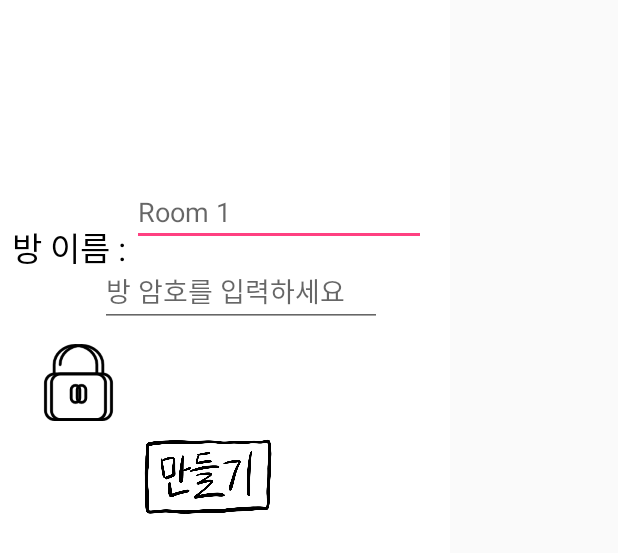
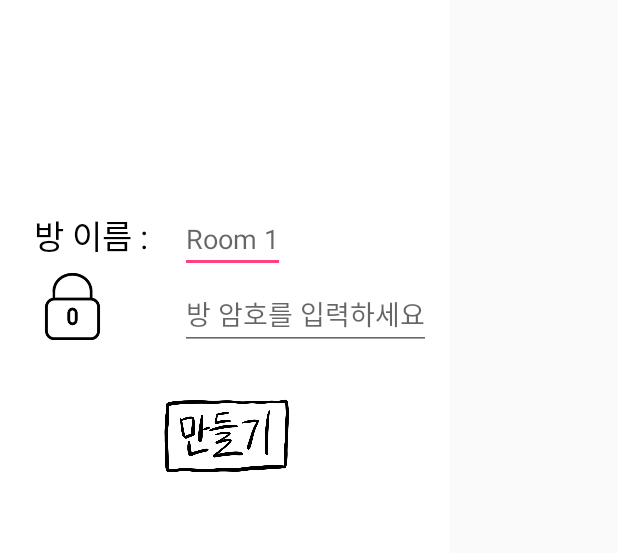
Before and after one commit to rlaeogma12/Online-Eye-Fight-Hanium2018, an Android app: the layout activity_make_new_room.xml on its own in the app's theme, with its tools: preview values and no code run, on a phone screen of 412 x 824 dp. Shown: the top 553 px of the screen. Run offline under Robolectric (Android 15) with nearby library versions, the phone set to English and light mode, and no system bars.

Commit message:
change makeroom layout

```diff
--- a/app/src/main/res/layout/activity_make_new_room.xml
+++ b/app/src/main/res/layout/activity_make_new_room.xml
@@ -3,121 +3,119 @@
     xmlns:app="http://schemas.android.com/apk/res-auto"
     xmlns:tools="http://schemas.android.com/tools"
     android:layout_width="300dp"
-    android:layout_height="wrap_content"
+    android:layout_height="500dp"
     android:background="@color/white"
     tools:context=".MakeNewRoom">
 
-    <EditText
-        android:id="@+id/roomname"
-        android:layout_width="196dp"
+    <android.support.constraint.Guideline
+        android:id="@+id/guideline"
+        android:layout_width="1dp"
         android:layout_height="wrap_content"
-        android:layout_marginTop="8dp"
-        android:layout_marginEnd="16dp"
-        android:layout_marginRight="16dp"
-        android:layout_marginBottom="8dp"
-        android:ems="10"
-        android:hint="@string/room_name_hint"
-        android:inputType="textPersonName"
-        app:layout_constraintBottom_toBottomOf="parent"
-        app:layout_constraintEnd_toEndOf="parent"
-        app:layout_constraintTop_toTopOf="parent"
-        app:layout_constraintVertical_bias="0.23" />
+        android:orientation="vertical"
+
+        app:layout_constraintGuide_percent="0.4" />
 
     <TextView
         android:id="@+id/textview_roomname"
         android:layout_width="wrap_content"
-        android:layout_height="35dp"
-        android:layout_marginStart="8dp"
-        android:layout_marginLeft="8dp"
-        android:layout_marginTop="148dp"
-        android:layout_marginEnd="8dp"
-        android:layout_marginRight="8dp"
+        android:layout_height="wrap_content"
         android:text="@string/room_name"
         android:textAppearance="@style/TextAppearance.AppCompat.Large"
         android:textColor="#000000"
-        app:layout_constraintEnd_toStartOf="@+id/roomname"
-        app:layout_constraintHorizontal_bias="0.0"
-        app:layout_constraintStart_toStartOf="parent"
-        app:layout_constraintTop_toTopOf="parent" />
+        app:layout_constraintBottom_toBottomOf="parent"
+        app:layout_constraintHorizontal_bias="0.1"
+        app:layout_constraintLeft_toLeftOf="parent"
+
+        app:layout_constraintRight_toRightOf="parent"
+        app:layout_constraintTop_toTopOf="parent"
+        app:layout_constraintVertical_bias="0.3" />
+
+    <EditText
+        android:id="@+id/roomname"
+        android:layout_width="wrap_content"
+        android:layout_height="wrap_content"
+        android:hint="@string/room_name_hint"
+        android:inputType="textPersonName"
+        app:layout_constraintBottom_toBottomOf="parent"
+
+        app:layout_constraintLeft_toRightOf="@id/guideline"
+        app:layout_constraintTop_toTopOf="parent"
+        app:layout_constraintVertical_bias="0.3"
+
+        />
 
     <ImageButton
         android:id="@+id/Button_unlock"
-        android:layout_width="61dp"
-        android:layout_height="51dp"
-        android:layout_marginStart="8dp"
-        android:layout_marginLeft="8dp"
-        android:layout_marginTop="8dp"
-        android:layout_marginEnd="8dp"
-        android:layout_marginRight="8dp"
-        android:layout_marginBottom="8dp"
+        android:layout_width="0dp"
+        android:layout_height="0dp"
         android:background="@android:color/transparent"
         android:scaleType="centerInside"
         app:layout_constraintBottom_toBottomOf="parent"
-        app:layout_constraintEnd_toEndOf="parent"
-        app:layout_constraintHorizontal_bias="0.07"
-        app:layout_constraintStart_toStartOf="parent"
-        app:layout_constraintTop_toBottomOf="@+id/textview_roomname"
-        app:layout_constraintVertical_bias="0.131"
+        app:layout_constraintDimensionRatio="1:1"
+        app:layout_constraintHorizontal_bias="0.1"
+
+        app:layout_constraintLeft_toLeftOf="parent"
+        app:layout_constraintRight_toRightOf="parent"
+        app:layout_constraintTop_toTopOf="parent"
+
+        app:layout_constraintVertical_bias="0.4"
+        app:layout_constraintWidth_default="percent"
+        app:layout_constraintWidth_percent=".15"
+
         app:srcCompat="@drawable/unlocked" />
 
     <ImageButton
         android:id="@+id/Button_lock"
-        android:layout_width="55dp"
-        android:layout_height="51dp"
-        android:layout_marginStart="8dp"
-        android:layout_marginLeft="8dp"
-        android:layout_marginTop="8dp"
-        android:layout_marginEnd="8dp"
-        android:layout_marginRight="8dp"
-        android:layout_marginBottom="8dp"
+        android:layout_width="0dp"
+        android:layout_height="0dp"
         android:background="@android:color/transparent"
         android:scaleType="centerInside"
         app:layout_constraintBottom_toBottomOf="parent"
-        app:layout_constraintEnd_toEndOf="parent"
-        app:layout_constraintHorizontal_bias="0.065"
-        app:layout_constraintStart_toStartOf="parent"
-        app:layout_constraintTop_toBottomOf="@+id/textview_roomname"
-        app:layout_constraintVertical_bias="0.131"
+        app:layout_constraintDimensionRatio="1:1"
+        app:layout_constraintHorizontal_bias="0.1"
+
+        app:layout_constraintLeft_toLeftOf="parent"
+        app:layout_constraintRight_toRightOf="parent"
+        app:layout_constraintTop_toTopOf="parent"
+
+        app:layout_constraintVertical_bias="0.4"
+        app:layout_constraintWidth_default="percent"
+        app:layout_constraintWidth_percent=".15"
+
         app:srcCompat="@drawable/locked" />
 
     <EditText
         android:id="@+id/password"
-        android:layout_width="188dp"
-        android:layout_height="46dp"
-        android:layout_marginStart="8dp"
-        android:layout_marginLeft="8dp"
-        android:layout_marginTop="8dp"
-        android:layout_marginEnd="56dp"
-        android:layout_marginRight="56dp"
-        android:layout_marginBottom="324dp"
-        android:ems="10"
+        android:layout_width="wrap_content"
+        android:layout_height="wrap_content"
         android:hint="@string/password"
-        android:inputType="textPersonName"
+        android:inputType="textVisiblePassword"
+
         app:layout_constraintBottom_toBottomOf="parent"
-        app:layout_constraintEnd_toEndOf="parent"
-        app:layout_constraintHorizontal_bias="0.666"
-        app:layout_constraintStart_toEndOf="@+id/Button_lock"
-        app:layout_constraintTop_toBottomOf="@+id/roomname"
-        app:layout_constraintVertical_bias="0.975" />
+        app:layout_constraintHorizontal_bias="0.5"
+
+        app:layout_constraintLeft_toRightOf="@id/guideline"
+        app:layout_constraintTop_toTopOf="parent"
+        app:layout_constraintVertical_bias="0.41" />
 
     <ImageButton
         android:id="@+id/Button_make"
-        android:layout_width="99dp"
-        android:layout_height="55dp"
-        android:layout_marginStart="8dp"
-        android:layout_marginLeft="8dp"
-        android:layout_marginTop="8dp"
-        android:layout_marginEnd="8dp"
-        android:layout_marginRight="8dp"
-        android:layout_marginBottom="196dp"
+        android:layout_width="0dp"
+        android:layout_height="0dp"
         android:background="@android:color/transparent"
         android:scaleType="centerInside"
         app:layout_constraintBottom_toBottomOf="parent"
-        app:layout_constraintEnd_toEndOf="parent"
-        app:layout_constraintHorizontal_bias="0.432"
-        app:layout_constraintStart_toStartOf="parent"
+        app:layout_constraintDimensionRatio="1:1"
+        app:layout_constraintHorizontal_bias="0.5"
+
+        app:layout_constraintLeft_toLeftOf="parent"
+        app:layout_constraintRight_toRightOf="parent"
         app:layout_constraintTop_toTopOf="parent"
-        app:layout_constraintVertical_bias="1.0"
+
+        app:layout_constraintVertical_bias="0.6"
+        app:layout_constraintWidth_default="percent"
+        app:layout_constraintWidth_percent=".3"
+
         app:srcCompat="@drawable/make" />
 
 </android.support.constraint.ConstraintLayout>
```
Also changed, not shown: 1 other file.
